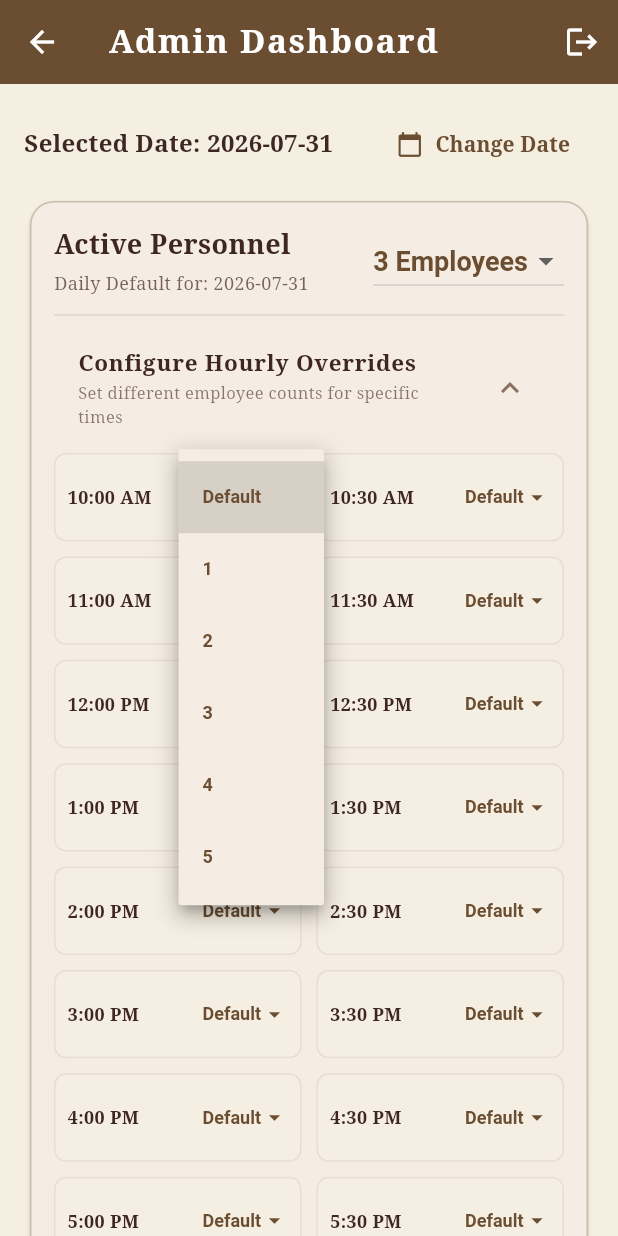
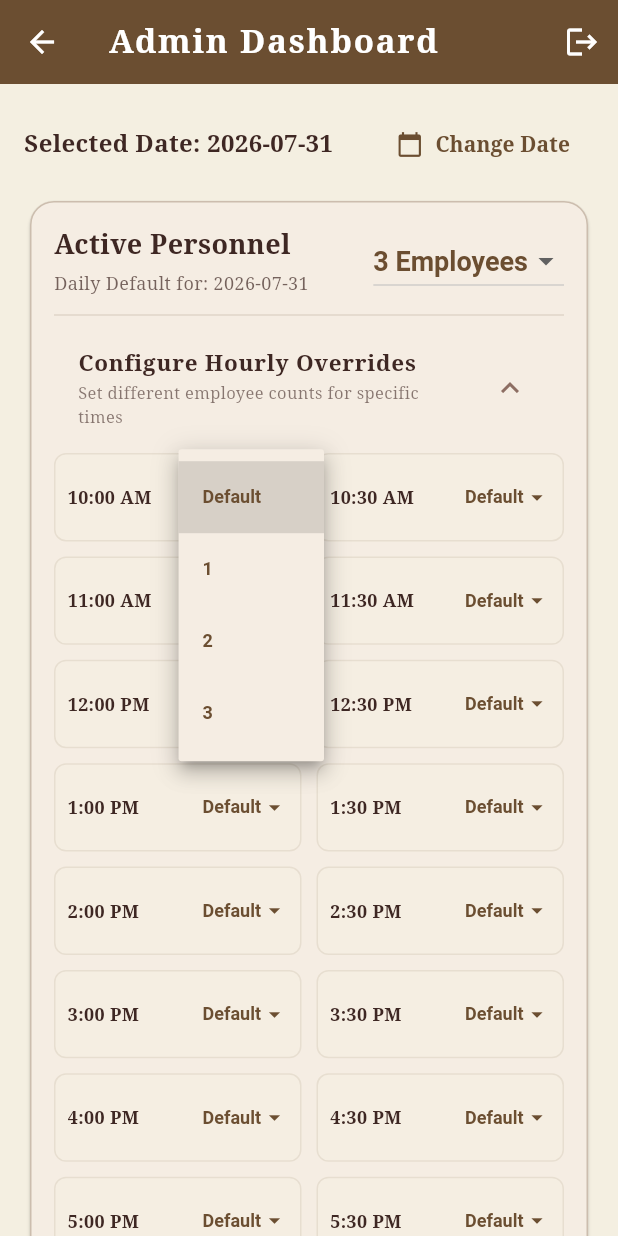
Before and after one commit to MariosGiagkou/Oasis-Spa, a Flutter app: the AdminPage screen opened directly, after a tap on "Configure Hourly Overrides", after a tap on "Default", on a phone screen of 412 x 824 dp. Run offline on Flutter 3.47's test engine with Material 3 defaults, Android fonts, the phone set to English and light mode, and no system bars; our stand-ins replace google_fonts, shared_preferences, supabase_flutter; accounts and stored records are empty.

Commit message:
change employs

```diff
--- a/oasis/lib/pages/admin_page.dart
+++ b/oasis/lib/pages/admin_page.dart
@@ -478,7 +478,9 @@ class _AdminPageState extends State<AdminPage> {
                           ),
                         ),
                         DropdownButton<int>(
-                          value: _overrides[_selectedDateStr] ?? 3,
+                          // Clamped to the max staff count so previously saved
+                          // values (e.g. 4 or 5) can't crash the dropdown.
+                          value: (_overrides[_selectedDateStr] ?? 3).clamp(1, 3),
                           dropdownColor: SpaColors.warmBeige,
                           style: TextStyle(
                             fontSize: 18,
@@ -489,8 +491,6 @@ class _AdminPageState extends State<AdminPage> {
                             DropdownMenuItem(value: 1, child: Text('1 Employee')),
                             DropdownMenuItem(value: 2, child: Text('2 Employees')),
                             DropdownMenuItem(value: 3, child: Text('3 Employees')),
-                            DropdownMenuItem(value: 4, child: Text('4 Employees')),
-                            DropdownMenuItem(value: 5, child: Text('5 Employees')),
                           ],
                           onChanged: (val) {
                             if (val != null) {
@@ -537,7 +537,10 @@ class _AdminPageState extends State<AdminPage> {
                             itemBuilder: (context, index) {
                               final slot = SupabaseService.allTimeSlots()[index];
                               final key = '${_selectedDateStr}_$slot';
-                              final hourlyValue = _overrides[key] ?? 0;
+                              // Clamped to the max staff count so previously
+                              // saved values (e.g. 4 or 5) can't crash the
+                              // dropdown. 0 means "use the daily default".
+                              final hourlyValue = (_overrides[key] ?? 0).clamp(0, 3);
 
                               return Container(
                                 padding: const EdgeInsets.symmetric(horizontal: 8, vertical: 4),
@@ -574,8 +577,6 @@ class _AdminPageState extends State<AdminPage> {
                                         DropdownMenuItem(value: 1, child: Text('1')),
                                         DropdownMenuItem(value: 2, child: Text('2')),
                                         DropdownMenuItem(value: 3, child: Text('3')),
-                                        DropdownMenuItem(value: 4, child: Text('4')),
-                                        DropdownMenuItem(value: 5, child: Text('5')),
                                       ],
                                       onChanged: (val) {
                                         if (val != null) {
```
